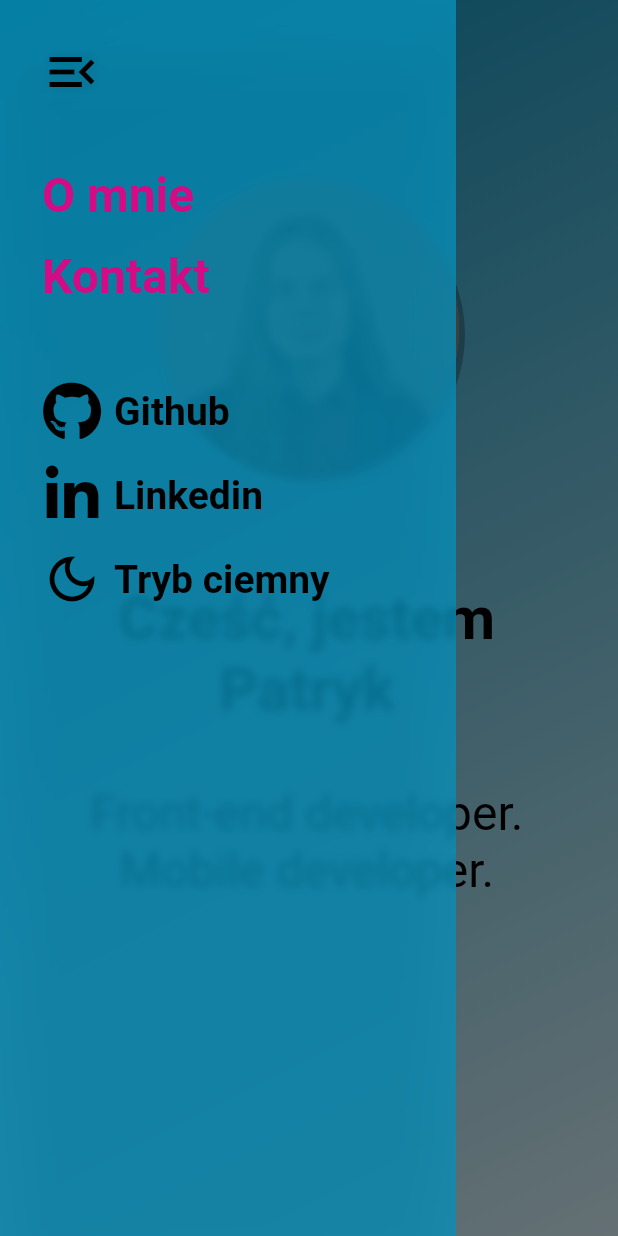
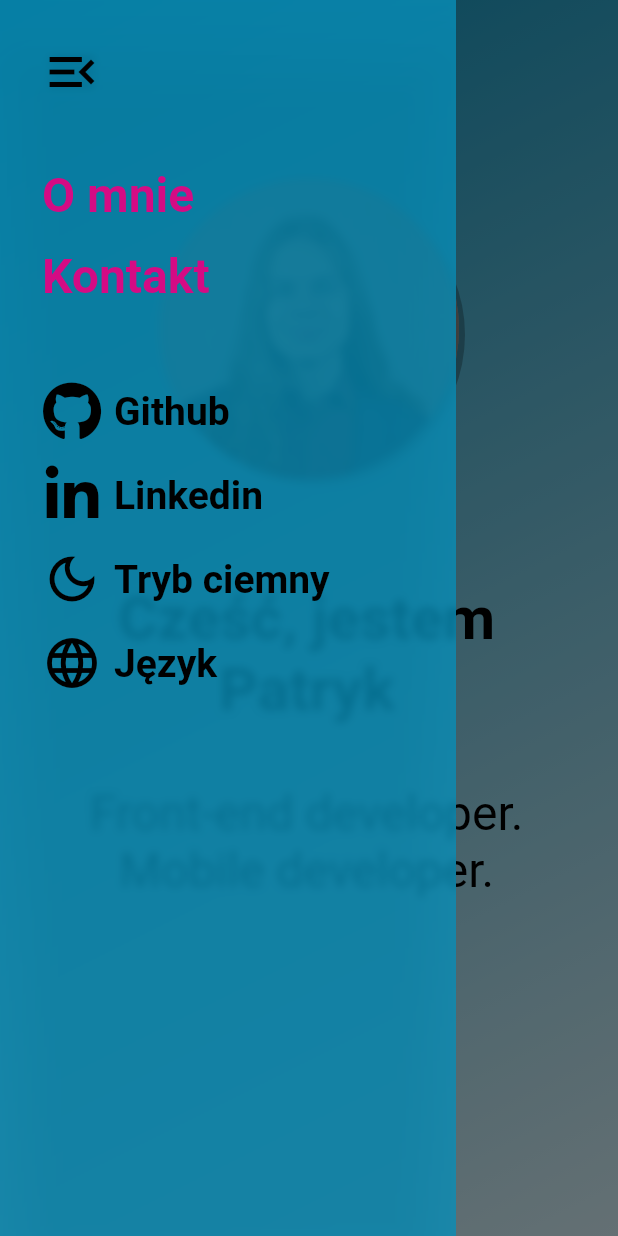
Before and after one commit to patryksew/personal-site, a Flutter app: the screen it shows after launch, after a tap on the "menu" icon, on a phone screen of 412 x 824 dp. Run offline on Flutter 3.47's test engine with Material 2 defaults, Android fonts, the phone set to English and light mode, and no system bars; our stand-ins replace cloud_firestore, connectivity_plus, firebase_auth, firebase_core, firebase_storage, font_awesome_flutter; accounts and stored records are empty; generated files the repository leaves out were written again.

Commit message:
Allow change of language

```diff
--- a/lib/providers/locale_notifier.dart
+++ b/lib/providers/locale_notifier.dart
@@ -7,6 +7,7 @@ class LocaleNotifier extends ChangeNotifier {
 
   void setLocale(String langCode) {
     _current = Locale(langCode);
+
     notifyListeners();
   }
 }
--- a/lib/widgets/my_drawer.dart
+++ b/lib/widgets/my_drawer.dart
@@ -8,6 +8,7 @@ import '../helpers/open_site.dart';
 import '../providers/my_theme.dart';
 import '../screens/home_screen/widgets/home_screen_icon_button.dart';
 import '../screens/home_screen/widgets/home_screen_nav_item.dart';
+import 'navbar/language_dialog.dart';
 
 class MyDrawer extends StatelessWidget {
   const MyDrawer({super.key});
@@ -57,14 +58,14 @@ class MyDrawer extends StatelessWidget {
                     text: "Tryb ciemny",
                     onPressed: Provider.of<MyTheme>(context, listen: false).toogleDarkMode,
                   ),
-                  // HomeScreenIconButton(
-                  //   Icons.language,
-                  //   text: "Język",
-                  //   onPressed: () => showDialog(
-                  //     context: context,
-                  //     builder: (_) => const LanguageDialog(),
-                  //   ),
-                  // ),
+                  HomeScreenIconButton(
+                    Icons.language,
+                    text: "Język",
+                    onPressed: () => showDialog(
+                      context: context,
+                      builder: (_) => const LanguageDialog(),
+                    ),
+                  ),
                 ],
               ),
             ),
--- a/lib/widgets/navbar/language_dialog.dart
+++ b/lib/widgets/navbar/language_dialog.dart
@@ -1,4 +1,5 @@
 import 'package:flutter/material.dart';
+import 'package:patryk_sewastianowicz/providers/locale_notifier.dart';
 import 'package:provider/provider.dart';
 
 import '../../providers/my_theme.dart';
@@ -8,6 +9,8 @@ class LanguageDialog extends StatelessWidget {
 
   @override
   Widget build(BuildContext context) {
+    LocaleNotifier localeProvider = Provider.of<LocaleNotifier>(context, listen: false);
+
     return SimpleDialog(
       shape: RoundedRectangleBorder(borderRadius: BorderRadius.circular(20)),
       backgroundColor: Provider.of<MyTheme>(context).current.background,
@@ -21,12 +24,14 @@ class LanguageDialog extends StatelessWidget {
         _Option(
           text: "🇵🇱  Polski",
           onPressed: () {
+            localeProvider.setLocale("pl");
             Navigator.of(context).pop();
           },
         ),
         _Option(
           text: "🇬🇧  Angielski",
           onPressed: () {
+            localeProvider.setLocale("en");
             Navigator.of(context).pop();
           },
         )
```
Also changed, not shown: lib/screens/home_screen/home_screen_desktop.dart (+8 -7 lines).
